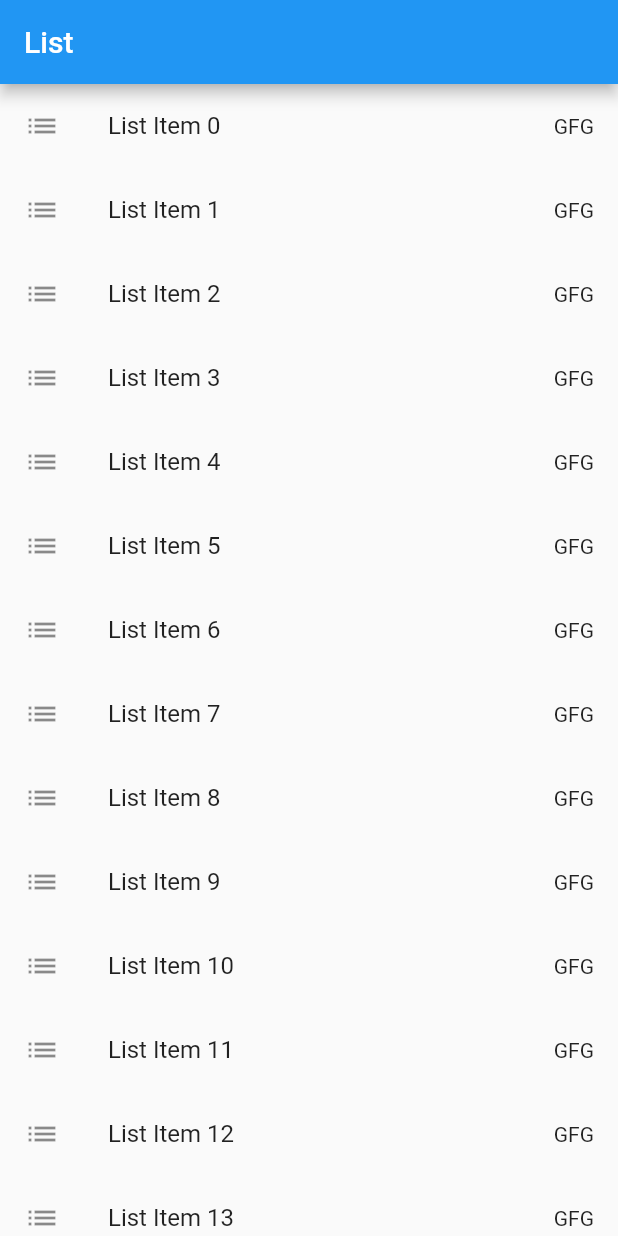
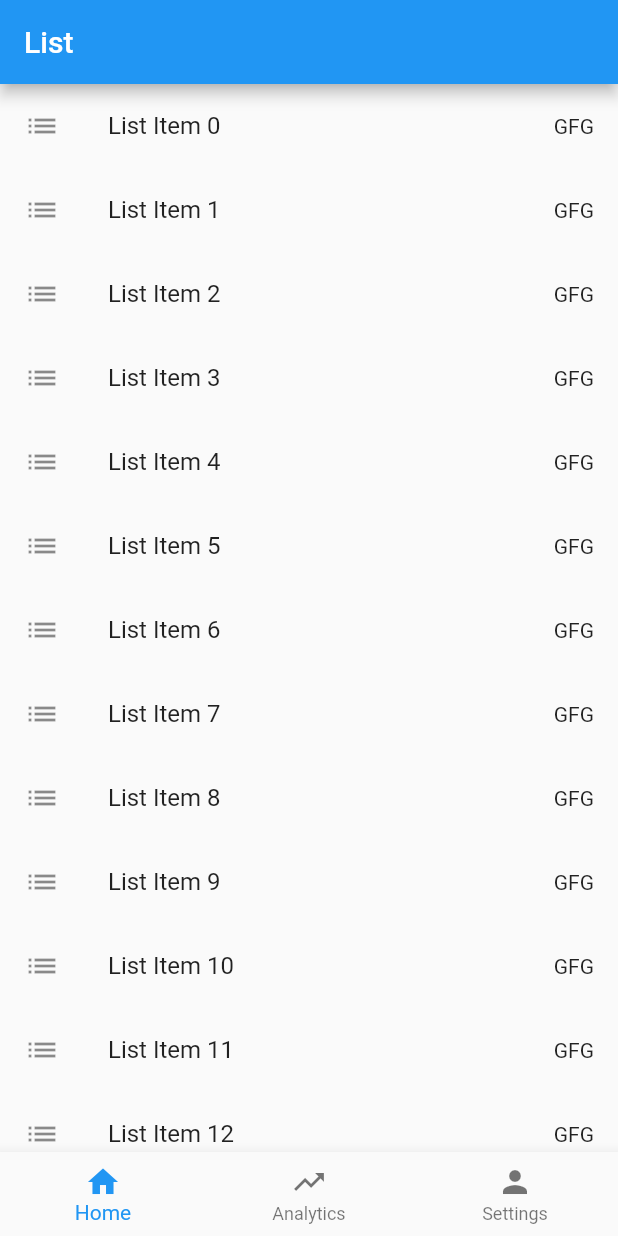
Before and after one commit to jmutakura/financeApp, a Flutter app: the screen it shows after launch, on a phone screen of 412 x 824 dp. Run offline on Flutter 3.47's test engine with Material 2 defaults, Android fonts, the phone set to English and light mode, and no system bars.

```diff
--- a/lib/main.dart
+++ b/lib/main.dart
@@ -36,6 +36,22 @@ class ListViewBUilder extends StatelessWidget {
           );
         },
       ),
+      bottomNavigationBar: BottomNavigationBar(
+        items: const <BottomNavigationBarItem>[
+          BottomNavigationBarItem(
+            icon: Icon(Icons.home),
+            label: 'Home',
+          ),
+          BottomNavigationBarItem(
+            icon: Icon(Icons.trending_up),
+            label: 'Analytics',
+          ),
+          BottomNavigationBarItem(
+            icon: Icon(Icons.person),
+            label: 'Settings',
+          ),
+        ],
+      ),
     );
   }
 }
```
